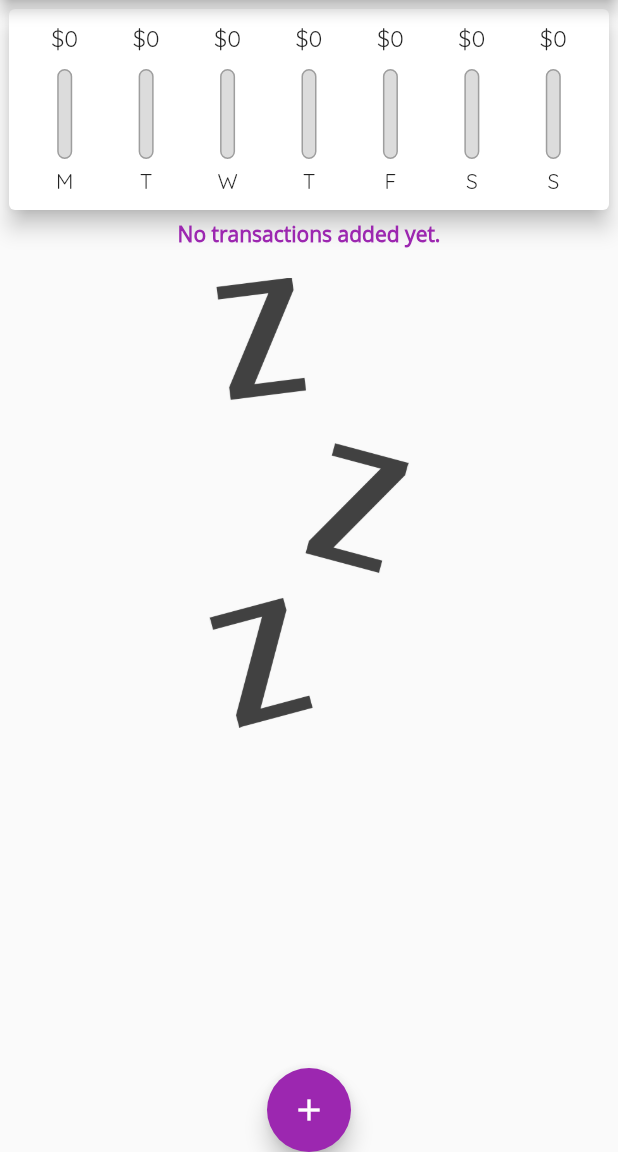
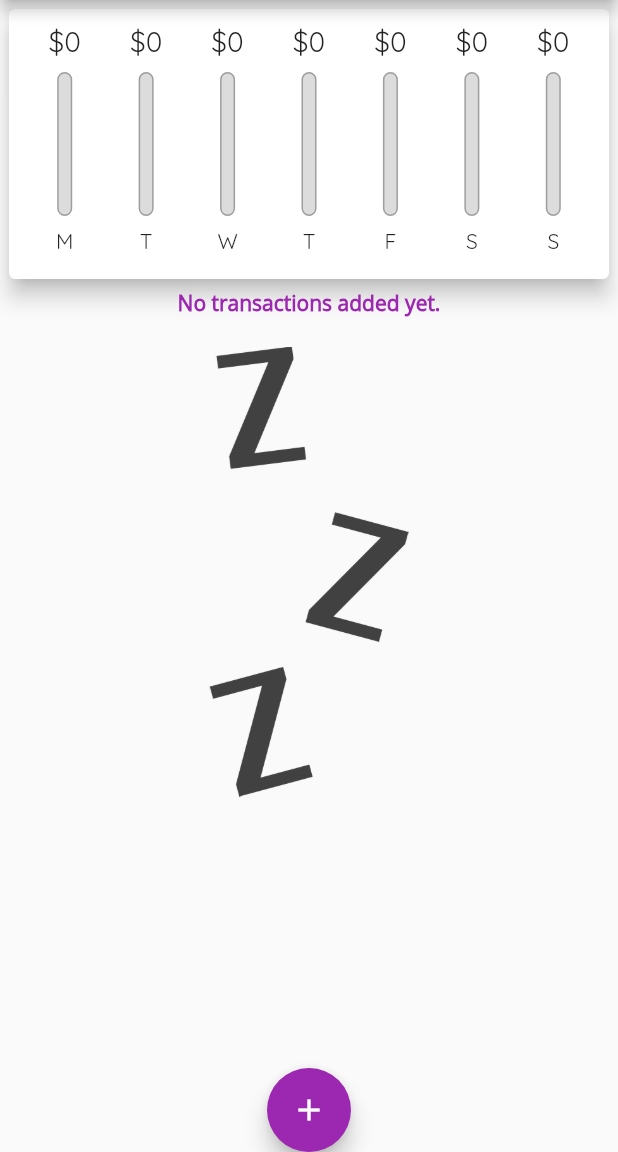
Before and after one commit to RohitDwivedi97/expense-tracker, a Flutter app: the screen it shows after launch, on a phone screen of 412 x 824 dp, the part 84-1236 px from its top. Run offline on Flutter 3.47's test engine with Material 2 defaults, Android fonts, the phone set to English and light mode, and no system bars; our stand-ins replace sqflite; accounts and stored records are empty.

Commit message:
Made changes for storing expenses data in sqlite database for local persistence. also made changes to set the height/width dynamically. Use LayoutBuilder and MediaQuery

```diff
--- a/lib/main.dart
+++ b/lib/main.dart
@@ -3,8 +3,15 @@ import 'package:flutter/material.dart';
 import 'models/transaction.dart';
 import 'widgets/transaction_list.dart';
 import 'widgets/chart.dart';
+import './database/database_service.dart';
+import 'dart:async';
 
-void main() => runApp(MyApp());
+var db;
+void main() async {
+  db = await openDatabaseConnection();
+
+  runApp(MyApp());
+}
 
 class MyApp extends StatelessWidget {
   @override
@@ -39,12 +46,11 @@ class MyHomePage extends StatefulWidget {
 }
 
 class _MyHomePageState extends State<MyHomePage> {
-  List<Transaction> transactions = [];
-
-  List<Transaction> get _recentTransactions {
+  List<Expense> transactions = [];
+  List<Expense> get _recentTransactions {
     return transactions.where(
       (tx) {
-        return tx.datetime.isAfter(
+        return DateTime.parse(tx.datetime).isAfter(
           DateTime.now().subtract(
             const Duration(days: 7),
           ),
@@ -53,12 +59,21 @@ class _MyHomePageState extends State<MyHomePage> {
     ).toList();
   }
 
+  _MyHomePageState() {
+    getExpenses(db).then((value) {
+      setState(() {
+        transactions.addAll(value);
+      });
+    });
+  }
+
   void _onAddTrancation(
       {required id, required amount, required datetime, required title}) {
+    var expense = Expense(
+        id: id, datetime: datetime.toString(), title: title, amount: amount);
+    insertExpense(expense, db);
     setState(() {
-      var transaction =
-          Transaction(id: id, datetime: datetime, title: title, amount: amount);
-      transactions.add(transaction);
+      transactions.add(expense);
     });
   }
 
@@ -78,8 +93,7 @@ class _MyHomePageState extends State<MyHomePage> {
 
   @override
   Widget build(BuildContext context) {
-    return Scaffold(
-      appBar: AppBar(
+    final appBar = AppBar(
         title: Text('Personal Expenses'),
         actions: <Widget>[
           IconButton(
@@ -89,15 +103,27 @@ class _MyHomePageState extends State<MyHomePage> {
             icon: Icon(Icons.add),
           ),
         ],
-      ),
-      body: Container(
-        child: Column(
-            mainAxisAlignment: MainAxisAlignment.start,
-            crossAxisAlignment: CrossAxisAlignment.stretch,
-            children: <Widget>[
-              Chart(recentTransactions: _recentTransactions),
-              TransactionList(userTransactions: transactions, deleteById: _deleteById),
-            ]),
+      );
+
+    return Scaffold(
+      appBar: appBar,
+      body: SingleChildScrollView(
+        child: Container(
+          child: Column(
+              mainAxisAlignment: MainAxisAlignment.start,
+              crossAxisAlignment: CrossAxisAlignment.stretch,
+              children: <Widget>[
+                Container(
+                  height: (MediaQuery.of(context).size.height - appBar.preferredSize.height) * 0.25,
+                  child: Chart(recentTransactions: _recentTransactions),
+                ),
+                Container(
+                  height: (MediaQuery.of(context).size.height - appBar.preferredSize.height) * 0.6,
+                  child: TransactionList(
+                      userTransactions: transactions, deleteById: _deleteById),
+                ),
+              ]),
+        ),
       ),
       floatingActionButtonLocation: FloatingActionButtonLocation.centerDocked,
       floatingActionButton: FloatingActionButton(
--- a/lib/models/transaction.dart
+++ b/lib/models/transaction.dart
@@ -1,8 +1,19 @@
-class Transaction {
+class Expense {
   final String id;
   final double amount;
-  final DateTime datetime;
+  final String datetime;
   final String title;
 
-  Transaction({required this.id, required this.amount,required this.datetime,required this.title});
+  Expense({required this.id, required this.amount,required this.datetime,required this.title});
+
+  // Convert a transaction into a Map. The keys must correspond to the names of the
+  // columns in the database.
+  Map<String, dynamic> toMap() {
+    return {
+      'id': id,
+      'amount': amount,
+      'datetime': datetime,
+      'title': title
+    };
+  }
 }
--- a/lib/widgets/chart.dart
+++ b/lib/widgets/chart.dart
@@ -4,7 +4,7 @@ import 'package:intl/intl.dart';
 import './chart_bar.dart';
 
 class Chart extends StatelessWidget {
-  final List<Transaction> recentTransactions;
+  final List<Expense> recentTransactions;
 
   Chart({required this.recentTransactions});
 
@@ -14,9 +14,10 @@ class Chart extends StatelessWidget {
       double totalSum = 0;
 
       for (var tx in recentTransactions) {
-        if (tx.datetime.day == weekDay.day &&
-            tx.datetime.month == weekDay.month &&
-            tx.datetime.year == weekDay.year) {
+        var dateTimeObject = DateTime.parse(tx.datetime);
+        if (dateTimeObject.day == weekDay.day &&
+            dateTimeObject.month == weekDay.month &&
+            dateTimeObject.year == weekDay.year) {
           totalSum += tx.amount;
         }
       }
--- a/lib/widgets/chart_bar.dart
+++ b/lib/widgets/chart_bar.dart
@@ -11,17 +11,18 @@ class ChartBar extends StatelessWidget {
 
   @override
   Widget build(BuildContext context) {
+    return LayoutBuilder(builder: (ctx, constraints) {
       return Column(
         children: <Widget>[
           Container(
-          height: 20,
+            height: constraints.maxHeight * 0.15,
             child: FittedBox(
               child: Text('\$${spendingAmount.toStringAsFixed(0)}'),
             ),
           ),
-        SizedBox(height: 10),
+          SizedBox(height: constraints.maxHeight * 0.05),
           Container(
-            height: 60,
+              height: constraints.maxHeight * 0.6,
               width: 10,
               child: Stack(
                 children: <Widget>[
@@ -42,9 +43,13 @@ class ChartBar extends StatelessWidget {
                       ))
                 ],
               )),
-        SizedBox(height: 6),
-        Text(label),
+          SizedBox(height: constraints.maxHeight * 0.05),
+          Container(
+            height: constraints.maxHeight * 0.15,
+            child: Text(label),
+          ),
         ],
       );
+    });
   }
 }
--- a/lib/widgets/listItem.dart
+++ b/lib/widgets/listItem.dart
@@ -3,7 +3,7 @@ import '../models/transaction.dart';
 import 'package:intl/intl.dart';
 
 class ListItem extends StatelessWidget {
-  final Transaction transaction;
+  final Expense transaction;
   final Function deleteById;
 
   ListItem({required this.transaction, required this.deleteById});
@@ -42,7 +42,7 @@ class ListItem extends StatelessWidget {
               fontSize: 18),
         ),
         subtitle: Text(
-          DateFormat.yMMMMd().format(transaction.datetime),
+          DateFormat.yMMMMd().format(DateTime.parse(transaction.datetime)),
         ),
         trailing: IconButton(
           color: Theme.of(context).errorColor,
--- a/lib/widgets/transaction_list.dart
+++ b/lib/widgets/transaction_list.dart
@@ -3,7 +3,7 @@ import '../models/transaction.dart';
 import './listItem.dart';
 
 class TransactionList extends StatelessWidget {
-  final List<Transaction> userTransactions;
+  final List<Expense> userTransactions;
   final Function deleteById;
 
   TransactionList({required this.userTransactions, required this.deleteById});
@@ -11,7 +11,6 @@ class TransactionList extends StatelessWidget {
   @override
   Widget build(BuildContext context) {
     return Container(
-      height: 400,
       child: userTransactions.isEmpty
           ? Column(
               children: <Widget>[
--- a/pubspec.yaml
+++ b/pubspec.yaml
@@ -30,6 +30,9 @@ dependencies:
   flutter:
     sdk: flutter
   intl: ^0.18.0
+  flutter_accessibility_service: ^0.2.2
+  sqflite:
+  path:
 
 
   # The following adds the Cupertino Icons font to your application.
```
Also changed, not shown: lib/database/database_service.dart (added, +42 -0 lines), pubspec.lock, 3 other files. Lines whose indentation alone changed are shown as unchanged.
